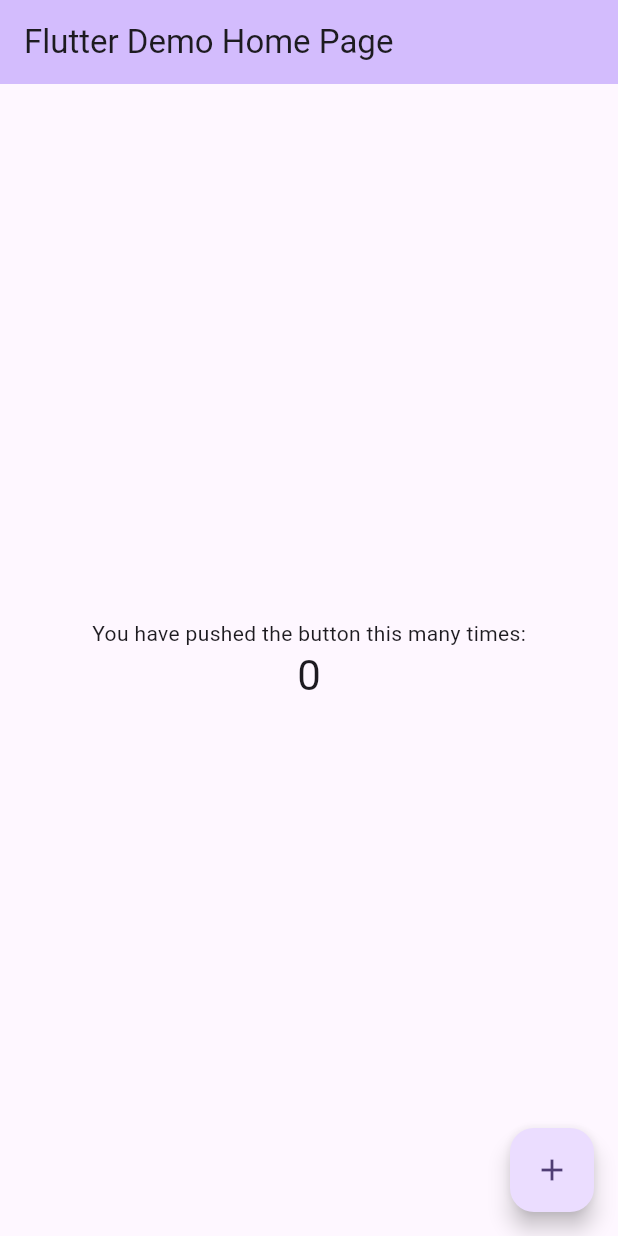
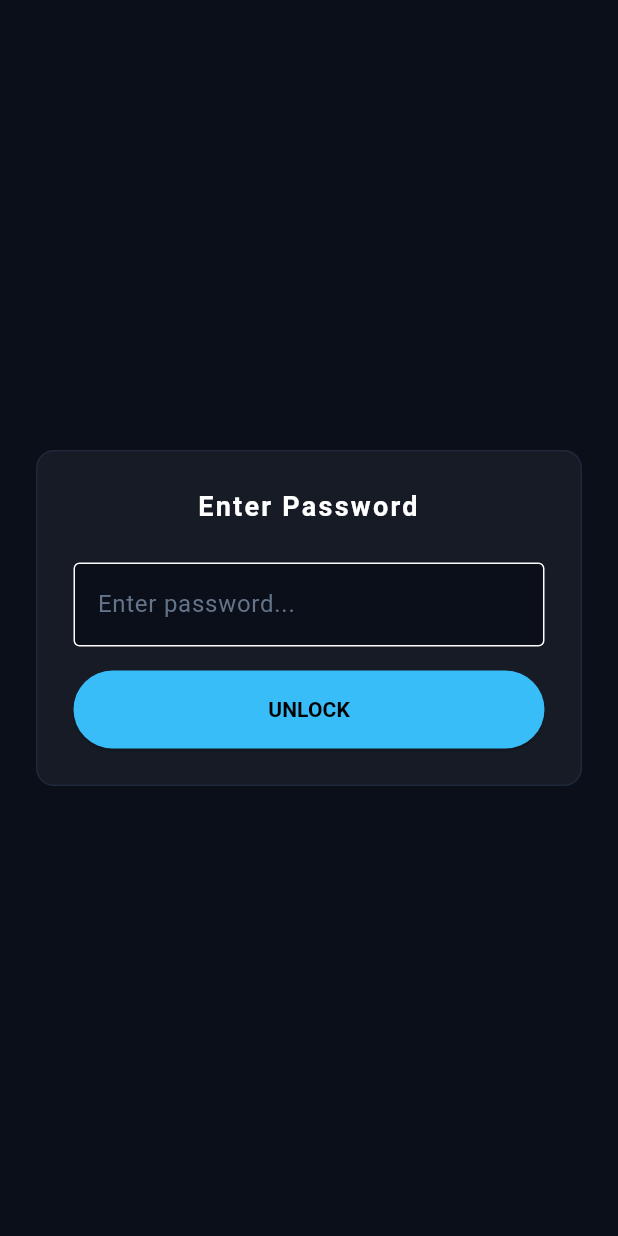
Before and after one commit to KabutoEbi/Mope, a Flutter app: the screen it shows after launch, on a phone screen of 412 x 824 dp. Run offline on Flutter 3.47's test engine with Material 3 defaults, Android fonts, the phone set to English and light mode, and no system bars.

Commit message:
仮画面を作成した

```diff
--- a/lib/main.dart
+++ b/lib/main.dart
@@ -1,122 +1,170 @@
 import 'package:flutter/material.dart';
 
 void main() {
-  runApp(const MyApp());
+  runApp(const Mope());
 }
 
-class MyApp extends StatelessWidget {
-  const MyApp({super.key});
+class Mope extends StatelessWidget {
+  const Mope({super.key});
 
-  // This widget is the root of your application.
   @override
   Widget build(BuildContext context) {
     return MaterialApp(
-      title: 'Flutter Demo',
-      theme: ThemeData(
-        // This is the theme of your application.
-        //
-        // TRY THIS: Try running your application with "flutter run". You'll see
-        // the application has a purple toolbar. Then, without quitting the app,
-        // try changing the seedColor in the colorScheme below to Colors.green
-        // and then invoke "hot reload" (save your changes or press the "hot
-        // reload" button in a Flutter-supported IDE, or press "r" if you used
-        // the command line to start the app).
-        //
-        // Notice that the counter didn't reset back to zero; the application
-        // state is not lost during the reload. To reset the state, use hot
-        // restart instead.
-        //
-        // This works for code too, not just values: Most code changes can be
-        // tested with just a hot reload.
-        colorScheme: .fromSeed(seedColor: Colors.deepPurple),
+      title: 'Mope',
+      debugShowCheckedModeBanner: false,
+      theme: ThemeData.dark().copyWith(
+        scaffoldBackgroundColor: const Color(0xFF0B0F19),
+        colorScheme: const ColorScheme.dark(
+          primary: Color(0xFF38BDF8),
+          surface: const Color(0xFF161B26),
         ),
-      home: const MyHomePage(title: 'Flutter Demo Home Page'),
+      ),
+      home: const AuthScreen(),
     );
   }
 }
 
-class MyHomePage extends StatefulWidget {
-  const MyHomePage({super.key, required this.title});
-
-  // This widget is the home page of your application. It is stateful, meaning
-  // that it has a State object (defined below) that contains fields that affect
-  // how it looks.
-
-  // This class is the configuration for the state. It holds the values (in this
-  // case the title) provided by the parent (in this case the App widget) and
-  // used by the build method of the State. Fields in a Widget subclass are
-  // always marked "final".
-
-  final String title;
+class AuthScreen extends StatefulWidget {
+  const AuthScreen({super.key});
 
   @override
-  State<MyHomePage> createState() => _MyHomePageState();
+  State<AuthScreen> createState() => _AuthScreenState();
 }
 
-class _MyHomePageState extends State<MyHomePage> {
-  int _counter = 0;
+class _AuthScreenState extends State<AuthScreen> {
+  final TextEditingController _passwordController = TextEditingController();
+  int _missCount = 0;
+  final int _maxMissCount = 10;
+  bool _isLocked = false;
 
-  void _incrementCounter() {
+  void _handleUnlock() {
+    if (_isLocked) return;
+
+    final input = _passwordController.text;
+
+    if (input == "secret123") {
       setState(() {
-      // This call to setState tells the Flutter framework that something has
-      // changed in this State, which causes it to rerun the build method below
-      // so that the display can reflect the updated values. If we changed
-      // _counter without calling setState(), then the build method would not be
-      // called again, and so nothing would appear to happen.
-      _counter++;
+        _missCount = 0;
       });
+      _passwordController.clear();
+
+      Navigator.of(context).pushReplacement(
+        MaterialPageRoute(builder: (context) => const ChatScreen()),
+      );
+    } else {
+      setState(() {
+        _missCount++;
+        if (_missCount >= _maxMissCount) {
+          _isLocked = true;
+        }
+      });
+
+      _showSnackBar(
+        _isLocked
+          ? 'The date was completely deleted after 10 failed attempts.'
+          : 'Incorrect password. Please try again.'
+      );
+    }
+  }
+
+  void _showSnackBar(String message) {
+    ScaffoldMessenger.of(context).showSnackBar(
+      SnackBar(content: Text(message), backgroundColor: const Color(0xFF161B26)),
+    );
   }
 
   @override
   Widget build(BuildContext context) {
-    // This method is rerun every time setState is called, for instance as done
-    // by the _incrementCounter method above.
-    //
-    // The Flutter framework has been optimized to make rerunning build methods
-    // fast, so that you can just rebuild anything that needs updating rather
-    // than having to individually change instances of widgets.
     return Scaffold(
-      appBar: AppBar(
-        // TRY THIS: Try changing the color here to a specific color (to
-        // Colors.amber, perhaps?) and trigger a hot reload to see the AppBar
-        // change color while the other colors stay the same.
-        backgroundColor: Theme.of(context).colorScheme.inversePrimary,
-        // Here we take the value from the MyHomePage object that was created by
-        // the App.build method, and use it to set our appbar title.
-        title: Text(widget.title),
+      body: Center(
+        child: Padding(
+          padding: const EdgeInsets.all(24.0),
+          child: Container(
+            padding: const EdgeInsets.all(24.0),
+            decoration: BoxDecoration(
+              color: Theme.of(context).colorScheme.surface,
+              borderRadius: BorderRadius.circular(12),
+              border: Border.all(color: const Color(0xFF1E293B)),
             ),
-      body: Center(
-        // Center is a layout widget. It takes a single child and positions it
-        // in the middle of the parent.
+            child: ConstrainedBox(
+              constraints: const BoxConstraints(maxWidth: 400),
               child: Column(
-          // Column is also a layout widget. It takes a list of children and
-          // arranges them vertically. By default, it sizes itself to fit its
-          // children horizontally, and tries to be as tall as its parent.
-          //
-          // Column has various properties to control how it sizes itself and
-          // how it positions its children. Here we use mainAxisAlignment to
-          // center the children vertically; the main axis here is the vertical
-          // axis because Columns are vertical (the cross axis would be
-          // horizontal).
-          //
-          // TRY THIS: Invoke "debug painting" (choose the "Toggle Debug Paint"
-          // action in the IDE, or press "p" in the console), to see the
-          // wireframe for each widget.
-          mainAxisAlignment: .center,
+                mainAxisSize: MainAxisSize.min,
+                crossAxisAlignment: CrossAxisAlignment.stretch,
                 children: [
-            const Text('You have pushed the button this many times:'),
+                  const Text(
+                    'Enter Password',
+                    textAlign: TextAlign.center,
+                    style: TextStyle(fontSize: 18, fontWeight: FontWeight.bold, color: Colors.white, letterSpacing: 1.5),
+                  ),
+                  const SizedBox(height: 24),
+                  TextField(
+                    controller: _passwordController,
+                    obscureText: true,
+                    enabled: !_isLocked,
+                    style: const TextStyle(color: Colors.white),
+                    decoration: const InputDecoration(
+                      hintText: 'Enter password...',
+                      hintStyle: TextStyle(color: Color(0xFF64748B)),
+                      filled: true,
+                      fillColor: Color(0xFF0B0F19),
+                      border: OutlineInputBorder(),
+                    ),
+                  ),
+                  const SizedBox(height: 16),
+                  ElevatedButton(
+                    onPressed: _isLocked ? null : _handleUnlock,
+                    style: ElevatedButton.styleFrom(
+                      backgroundColor: Theme.of(context).colorScheme.primary,
+                      foregroundColor: Colors.black,
+                      padding: const EdgeInsets.symmetric(vertical: 16),
+                    ),
+                    child: Text(_isLocked ? 'LOCKED' : 'UNLOCK', style: const TextStyle(fontWeight: FontWeight.bold)),
+                  ),
+                  if (_missCount > 0) ...[
+                    const SizedBox(height: 16),
                     Text(
-              '$_counter',
-              style: Theme.of(context).textTheme.headlineMedium,
+                      'Failed Attempts: $_missCount / $_maxMissCount',
+                      textAlign: TextAlign.center,
+                      style: TextStyle(color: _isLocked ? Colors.red : Colors.orange, fontWeight: FontWeight.bold),
                     ),
+                  ]
                 ],
               ),
             ),
-      floatingActionButton: FloatingActionButton(
-        onPressed: _incrementCounter,
-        tooltip: 'Increment',
-        child: const Icon(Icons.add),
+          ),
+        ),
       ),
     );
   }
 }
+
+class ChatScreen extends StatelessWidget {
+  const ChatScreen({super.key});
+
+  @override
+  Widget build(BuildContext context) {
+    return Scaffold(
+      appBar: AppBar(
+        title: const Text('Mope'),
+        backgroundColor: const Color(0xFF161B26),
+        actions: [
+          IconButton(
+            icon: const Icon(Icons.logout),
+            onPressed: () {
+              Navigator.of(context).pushReplacement(
+                MaterialPageRoute(builder: (context) => const AuthScreen()),
+              );
+            },
+          )
+        ],
+      ),
+      body: const Center(
+        child: Text(
+          'Welcome to Mope!',
+          style: TextStyle(color: Color(0xFF64748B), fontSize: 16),
+        ),
+      ),
+    );
+  }
+}
```
Also changed, not shown: 1 other file. Lines whose indentation alone changed are shown as unchanged.
